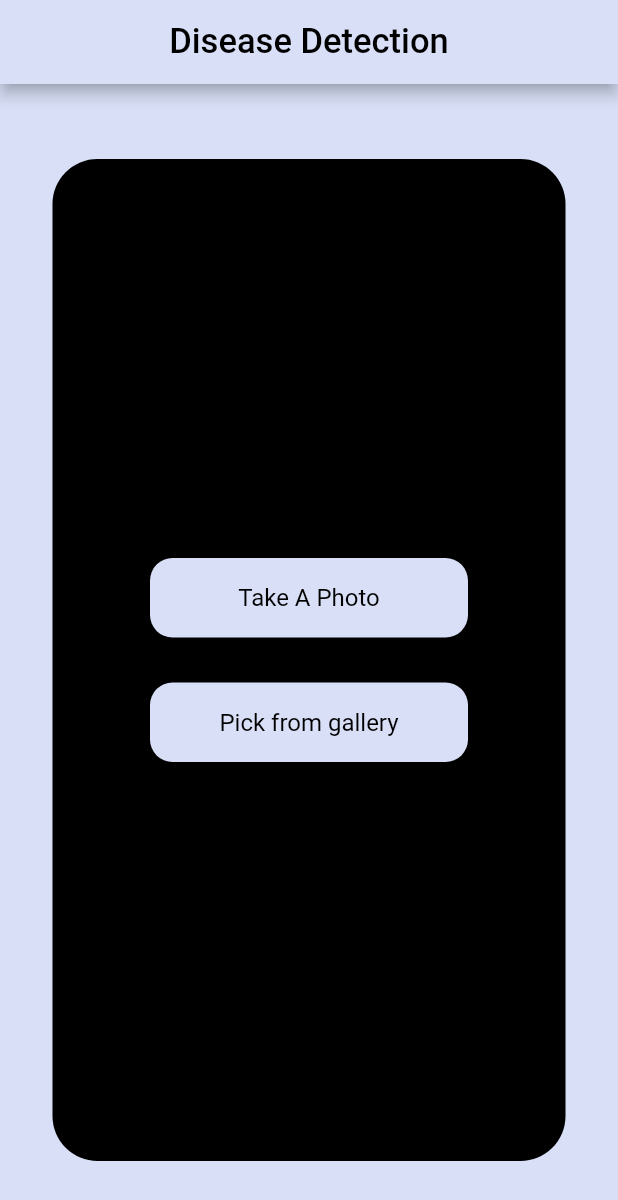
After one commit to Unstoppable-SDP/fasela_app, a Flutter app: the screen it shows after launch, after a tap on "Disease Detection", on a phone screen of 412 x 824 dp. The commit adds this screen. Shown: the top 1200 px of the screen. Run offline on Flutter 3.47's test engine with Material 2 defaults, Android fonts, the phone set to English and light mode, and no system bars; our stand-ins replace cloud_firestore, firebase_core, firebase_database, firebase_messaging, flutter_local_notifications, image_picker; missing offline and left inert: tflite; accounts and stored records are empty.

Commit message:
feat: disease detection page
added the model

```diff
--- /dev/null
+++ b/assets/lables.txt
@@ -0,0 +1,11 @@
+Bacterial_spot
+Early_blight
+healthy
+Late_blight
+Leaf_Mold
+powdery_mildew
+Septoria_leaf_spot
+Spider_mites Two-spotted_spider_mite
+Target_Spot
+Tomato_mosaic_virus
+Tomato_Yellow_Leaf_Curl_Virus
--- /dev/null
+++ b/lib/DiseaseDetection.dart
@@ -0,0 +1,199 @@
+import 'dart:io';
+import 'package:flutter/material.dart';
+import 'package:tflite/tflite.dart';
+import 'package:image_picker/image_picker.dart';
+
+class DiseaseDetection extends StatefulWidget {
+  @override
+  _DiseaseDetectionState createState() => _DiseaseDetectionState();
+}
+
+class _DiseaseDetectionState extends State<DiseaseDetection> {
+  bool _loading = true;
+  late File _image;
+  late List _output;
+  final picker = ImagePicker();
+
+  @override
+  void initState() {
+    super.initState();
+    loadModel().then((value){
+      setState(() {});
+    });
+  }
+
+  @override
+  void dispose() {
+    super.dispose();
+    Tflite.close();
+  }
+
+  classifyImage(File image) async {
+    var output = await Tflite.runModelOnImage(
+      path: image.path,
+      numResults: 11,
+      threshold: 0.5,
+      imageMean: 127.5,
+      imageStd: 127.5,
+    );
+
+    setState(() {
+      _output = output!;
+      _loading = false;
+    });
+  }
+
+  loadModel() async {
+    await Tflite.loadModel(
+      model: 'assets/model.tflite',
+      labels: 'assets/lables.txt',
+    );
+  }
+
+  pickImage() async {
+    var image = await picker.pickImage(source: ImageSource.camera);
+    if (image == null) return null;
+
+    setState(() {
+      if (image != null) {
+       _image = File(image.path);
+      }
+    });
+
+    loader();
+
+    classifyImage(_image);
+  }
+
+  pickGalleryImage() async {
+    var image = await picker.pickImage(source: ImageSource.gallery);
+    if (image == null) return null;
+
+    setState(() {
+      if (image != null) {
+       _image = File(image.path);
+      }
+    });
+
+    loader();
+
+    classifyImage(_image);
+  }
+
+  loader() {
+    // here any widget would do
+    return AlertDialog(
+        title: Text('Wait.. Loading data..'),
+    );
+}
+
+  @override
+  Widget build(BuildContext context) {
+    return MaterialApp(
+    home: Scaffold(
+      appBar: AppBar(
+        backgroundColor: Color.fromARGB(255, 216, 223, 246),
+        centerTitle: true,
+        title: Text(
+          'Disease Detection',
+          style: TextStyle(
+            color: Colors.black,
+            fontWeight: FontWeight.w500,
+            fontSize: 23,
+          ),
+        ),
+      ),
+      body: Container(
+        color: Color.fromARGB(255, 216, 223, 246),
+        padding: EdgeInsets.symmetric(horizontal: 35, vertical: 50),
+        child: Container(
+          alignment: Alignment.center,
+          padding: EdgeInsets.all(30),
+          decoration: BoxDecoration(
+            color: Colors.black,
+            borderRadius: BorderRadius.circular(30),
+          ),
+          child: Column(
+            mainAxisAlignment: MainAxisAlignment.center,
+            children: [
+              Container(
+                child: Center(
+                  child: _loading == true
+                  ? null
+                  : Container(
+                    child: Column(
+                      children: [
+                        Container(
+                          height: MediaQuery.of(context).size.width * 0.5,
+                          width: MediaQuery.of(context).size.width * 0.5,
+                          child: ClipRRect(
+                            borderRadius: BorderRadius.circular(30),
+                            child: Image.file(
+                              _image,
+                              fit: BoxFit.fill,
+                            ),
+                          ),
+                        ),
+                        _output != null
+                          ? Text(
+                            'The toamto condition is ${_output[0]['label']}',
+                            style: TextStyle(
+                              color: Colors.blue,
+                              fontSize: 18,
+                              fontWeight: FontWeight.w400,
+                            ),
+                          )
+                          : Container(),
+                          Divider(
+                            height: 25,
+                            thickness: 1,
+                          ),
+                      ],
+                    ),
+                    ),
+                ),
+              ),
+              Container(
+                child: Column(
+                  children: [
+                    GestureDetector(
+                      onTap: pickImage,
+                      child: Container(
+                        width: MediaQuery.of(context).size.width - 200,
+                        alignment: Alignment.center,
+                        padding: EdgeInsets.symmetric(horizontal: 24, vertical: 17),
+                        decoration: BoxDecoration(color: Color.fromARGB(255, 216, 223, 246), borderRadius: BorderRadius.circular(15),),
+                        child: Text(
+                          'Take A Photo',
+                          style: TextStyle(color: Colors.black, fontSize: 16),
+                        ),
+                      ),
+                    ),
+                    SizedBox(height: 30),
+                    GestureDetector(
+                      onTap: pickGalleryImage,
+                      child: Container(
+                        width: MediaQuery.of(context).size.width - 200,
+                        alignment: Alignment.center,
+                        padding: EdgeInsets.symmetric(horizontal: 24, vertical: 17),
+                        decoration: BoxDecoration(
+                          color: Color.fromARGB(255, 216, 223, 246),
+                          borderRadius: BorderRadius.circular(15)
+                        ),
+                        child: Text(
+                          'Pick from gallery',
+                          style: TextStyle(color: Colors.black, fontSize: 16),
+                        ),
+                      ),
+                    ),
+                  ],
+                ),
+              ),
+            ],
+          ),
+        )
+      )
+    )
+    );
+  }
+}
--- a/lib/main.dart
+++ b/lib/main.dart
@@ -6,6 +6,7 @@ import 'package:cloud_firestore/cloud_firestore.dart';
 import 'plantsList.dart';
 import 'plantCodition.dart';
 import 'package:firebase_messaging/firebase_messaging.dart';
+import 'DiseaseDetection.dart';
 
 Future<void> main() async {
   WidgetsFlutterBinding.ensureInitialized();
@@ -284,7 +285,33 @@ class _MyHomePageState extends State<MyHomePage> {
                     ),
                   )),
             ],
-          )
+          ),
+
+          Row (children: [
+              Padding(
+                  padding: EdgeInsets.symmetric(vertical: 16.0),
+                  child: Center(
+                    child: Material(
+                      color: Color.fromARGB(255, 216, 223, 246),
+                      borderRadius: BorderRadius.circular(20.0),
+                      child: MaterialButton(
+                        minWidth: 150,
+                        height: 42.0,
+                        child: const Text(
+                          'Disease Detection',
+                          style: TextStyle(color: Colors.black),
+                        ),
+                        onPressed: () async {
+                          Navigator.push(
+                            context,
+                            MaterialPageRoute(
+                                builder: (context) => DiseaseDetection()),
+                          );
+                        },
+                      ),
+                    ),
+                  )),
+            ],)
         ],
       ),
     )));
--- a/pubspec.yaml
+++ b/pubspec.yaml
@@ -31,6 +31,9 @@ environment:
 dependencies:
   flutter:
     sdk: flutter
+
+  tflite: ^1.1.2
+  image_picker: ^0.8.3+2
 
   # The following adds the Cupertino Icons font to your application.
   # Use with the CupertinoIcons class for iOS style icons.
```
Also changed, not shown: pubspec.lock, 3 other files.
